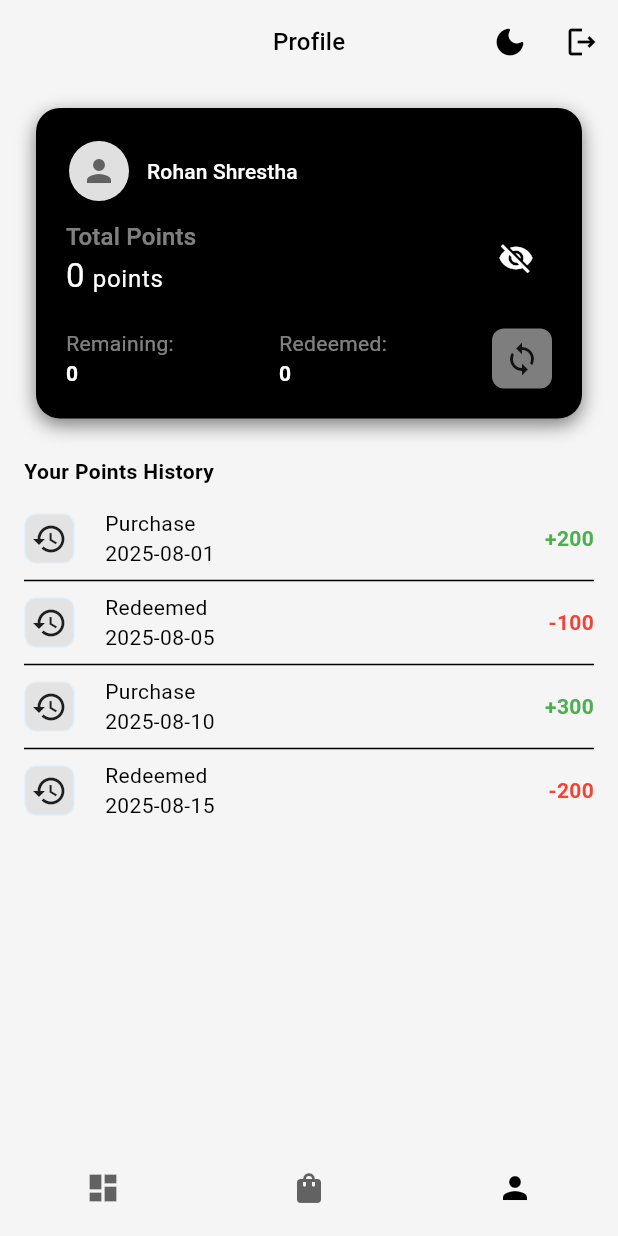
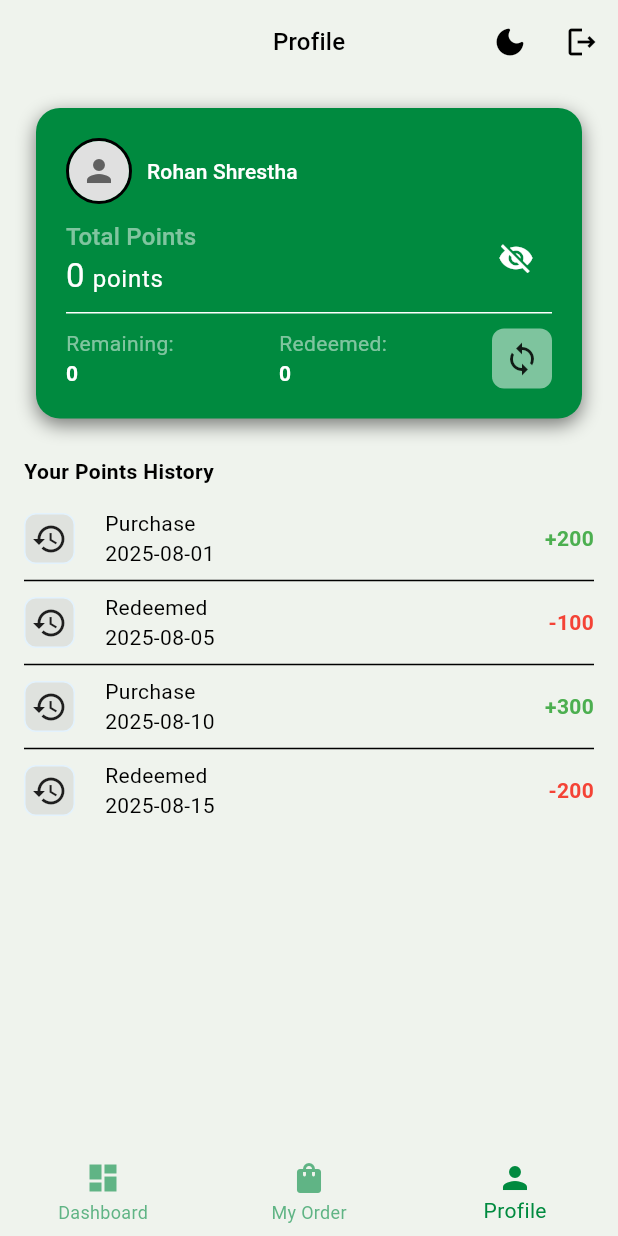
Before and after one commit to Gwachharukesh/membership_erp_app, a Flutter app: the DashboardNavigationHandler screen opened directly, item 3 of the bottom bar chosen, on a phone screen of 412 x 824 dp. Run offline on Flutter 3.47's test engine with Material 3 defaults, Android fonts, the phone set to English and light mode, and no system bars; drawn by our look-alikes of cached_network_image; our stand-ins replace bloc, device_info_plus, dio, equatable, flutter_bloc, flutter_easyloading and 6 more; missing offline and left inert: chucker_flutter, dio_smart_retry, nepali_utils, restart_app; accounts and stored records are empty; network calls fail.

Commit message:
feat: update authentication flow and onboarding navigation

```diff
--- a/lib/app_init/view_model/app_init_bloc.dart
+++ b/lib/app_init/view_model/app_init_bloc.dart
@@ -19,7 +19,7 @@ class AppInitBloc extends Bloc<AppInitEvent, AppInitState> {
             .get(SharedConstant.expires)
             ?.toString();
         if (sharedPreferencesService.getBool(SharedConstant.showOnboarding) ??
-            false) {
+            true) {
           add(AppInitNavigateToOnboarding());
         } else if (tokenExpireTime != null) {
           add(AppInitTokenValidated(tokenExpireTime));
@@ -35,6 +35,7 @@ class AppInitBloc extends Bloc<AppInitEvent, AppInitState> {
         emit(state.copyWith(status: AppInitStatus.navigateToOnboarding));
       }
     });
+
     on<AppInitTokenValidated>((event, emit) {
       try {
         bool isTokenValid = DateTimeUtils.isTokenExpired(
--- a/lib/auth/enums/user_type_enum.dart
+++ b/lib/auth/enums/user_type_enum.dart
@@ -38,7 +38,7 @@ extension UserTypeExtension on UserType {
       case UserType.member:
         return RouteHelper.dashboardView;
       default:
-        return RouteHelper.signinView;
+        return RouteHelper.signin;
     }
   }
 }
--- a/lib/auth/view_model/auth_bloc.dart
+++ b/lib/auth/view_model/auth_bloc.dart
@@ -10,7 +10,6 @@ import 'auth_state.dart';
 class AuthBloc extends Bloc<AuthEvent, AuthState> {
   final AuthRepository _repository;
   AuthBloc(this._repository) : super(AuthState()) {
-
     on<LoadData>((event, emit) {
       SharedPreferencesService shared = SharedPreferencesService();
       String? userName = shared.getString(SharedConstant.loginUserName);
@@ -21,7 +20,7 @@ class AuthBloc extends Bloc<AuthEvent, AuthState> {
       );
     });
 
-    on<Signin>((event, emit) async {
+    on<SigninUser>((event, emit) async {
       emit(state.copyWith(authState: AuthStatus.loading));
       try {
         final response = await _repository.signin(
--- a/lib/auth/view_model/auth_event.dart
+++ b/lib/auth/view_model/auth_event.dart
@@ -7,7 +7,7 @@ class AuthEvent extends Equatable {
   List<Object> get props => [];
 }
 
-class Signin extends AuthEvent {}
+class SigninUser extends AuthEvent {}
 
 class OnRememberMeChanged extends AuthEvent {
   const OnRememberMeChanged({required this.status});
--- a/lib/auth/view_model/auth_state.dart
+++ b/lib/auth/view_model/auth_state.dart
@@ -43,7 +43,7 @@ class AuthState extends Equatable {
     bool? agreePolicy,
   }) {
     return AuthState(
-      username: userName ?? this.username,
+      username: userName ?? username,
       password: password ?? this.password,
       dbCode: dbCode ?? this.dbCode,
       authState: authState ?? this.authState,
--- a/lib/common/widgets/custom_profile.dart
+++ b/lib/common/widgets/custom_profile.dart
@@ -33,7 +33,12 @@ class CustomProfileIcon extends StatelessWidget {
           },
       child: Container(
         decoration: BoxDecoration(
-          border: Border.all(width: 2, color: Colors.black),
+          border: Border.all(
+            width: 2,
+            color: theme.brightness == Brightness.dark
+                ? Colors.white
+                : Colors.black,
+          ),
           borderRadius: BorderRadius.circular(size / 1.5),
         ),
         child: ClipRRect(
--- a/lib/config/routes/routes.dart
+++ b/lib/config/routes/routes.dart
@@ -11,6 +11,7 @@ import 'route_not_found_view.dart';
 class RouteHelper {
   static const String appInit = AppInit.routeName;
   static const String onboardingView = OnboardingView.routeName;
+  static const String signin = Signin.routeName;
   static const String signinView = SigninView.routeName;
   static const String signupView = SignupView.routeName;
   static const String dashboardView = DashboardNavigationHandler.routeName;
@@ -23,6 +24,8 @@ class RouteHelper {
         return _slideTransition(const AppInit());
       case onboardingView:
         return _slideTransition(const OnboardingView());
+      case signin:
+        return _slideTransition(Signin());
       case signinView:
         return _slideTransition(SigninView());
       case signupView:
--- a/lib/config/theme/app_theme.dart
+++ b/lib/config/theme/app_theme.dart
@@ -4,8 +4,8 @@ class AppThemes {
   // Light Theme
   static final ThemeData lightTheme = ThemeData(
     brightness: Brightness.light,
-    primaryColor: Colors.black,
-    scaffoldBackgroundColor: Color(0xFFF5F5F5),
+    primaryColor: Color(0xFF008A3F),
+    scaffoldBackgroundColor: Color(0xFFEFF3ED),
     appBarTheme: const AppBarTheme(
       backgroundColor: Colors.white,
       foregroundColor: Colors.black, // text & icons
@@ -16,14 +16,14 @@ class AppThemes {
       bodyMedium: TextStyle(color: Colors.black),
     ),
     colorScheme: const ColorScheme.light(
-      primary: Colors.black,
+      primary: Color(0xFF008A3F),
       onPrimary: Colors.white,
       surface: Color(0xFFFDFDFD),
       onSurface: Colors.black,
     ),
     elevatedButtonTheme: ElevatedButtonThemeData(
       style: ElevatedButton.styleFrom(
-        backgroundColor: Colors.black,
+        backgroundColor: Color(0xFF008A3F),
         foregroundColor: Colors.white,
       ),
     ),
@@ -32,10 +32,10 @@ class AppThemes {
   // Dark Theme
   static final ThemeData darkTheme = ThemeData(
     brightness: Brightness.dark,
-    primaryColor: Colors.orange,
-    scaffoldBackgroundColor: Colors.black,
+    primaryColor: Color(0xFF95E0A5),
+    scaffoldBackgroundColor: Color(0xFF181F1B),
     appBarTheme: const AppBarTheme(
-      backgroundColor: Colors.black,
+      backgroundColor: Color(0xFF181F1B),
       foregroundColor: Colors.white,
       elevation: 0,
     ),
@@ -44,7 +44,7 @@ class AppThemes {
       bodyMedium: TextStyle(color: Colors.white),
     ),
     colorScheme: const ColorScheme.dark(
-      primary: Colors.orange,
+      primary: Color(0xFF95E0A5),
       onPrimary: Colors.white,
       surface: Color(0xFF121212),
 
@@ -52,7 +52,7 @@ class AppThemes {
     ),
     elevatedButtonTheme: ElevatedButtonThemeData(
       style: ElevatedButton.styleFrom(
-        backgroundColor: Colors.orange,
+        backgroundColor: Color(0xFF95E0A5),
         foregroundColor: Colors.white,
       ),
     ),
--- a/lib/features/dashboard/views/profile_view.dart
+++ b/lib/features/dashboard/views/profile_view.dart
@@ -23,7 +23,6 @@ class ProfileView extends StatelessWidget {
 
   @override
   Widget build(BuildContext context) {
-    print("Building proile");
     final theme = Theme.of(context);
     return SingleChildScrollView(
       padding: const EdgeInsets.all(16),
--- a/lib/features/dashboard/widgets/dashboard_bottom_navigation_bar_widget.dart
+++ b/lib/features/dashboard/widgets/dashboard_bottom_navigation_bar_widget.dart
@@ -15,13 +15,16 @@ class DashboardBottomNavigationBar extends StatelessWidget {
     return ValueListenableBuilder(
       valueListenable: _selectedIndex,
       builder: (context, value, child) {
-        return BottomNavigationBar(
+        return Theme(
+          data: Theme.of(context).copyWith(
+            splashColor: Colors.transparent,
+            highlightColor: Colors.transparent,
+          ),
+          child: BottomNavigationBar(
             landscapeLayout: BottomNavigationBarLandscapeLayout.spread,
             backgroundColor: Colors.transparent,
             elevation: 0,
             type: BottomNavigationBarType.fixed,
-          showSelectedLabels: false, // hides selected labels
-          showUnselectedLabels: false, // hides unselected labels
             currentIndex: _selectedIndex.value,
             onTap: (val) {
               _selectedIndex.value = val;
@@ -33,16 +36,16 @@ class DashboardBottomNavigationBar extends StatelessWidget {
                 icon: Icon(Icons.dashboard),
                 label: "Dashboard",
               ),
-            // BottomNavigationBarItem(
-            //   icon: Icon(Icons.card_giftcard),
-            //   label: "Voucher",
-            // ),
               BottomNavigationBarItem(
                 icon: Icon(Icons.shopping_bag),
                 label: "My Order",
               ),
-            BottomNavigationBarItem(icon: Icon(Icons.person), label: "Profile"),
+              BottomNavigationBarItem(
+                icon: Icon(Icons.person),
+                label: "Profile",
+              ),
             ],
+          ),
         );
       },
     );
--- a/lib/features/dashboard/widgets/dashboard_content.dart
+++ b/lib/features/dashboard/widgets/dashboard_content.dart
@@ -1,6 +1,5 @@
 import 'package:flutter/material.dart';
 import 'package:membership_erp_app/features/order/views/my_order_view.dart';
-import 'package:membership_erp_app/features/dashboard/views/voucher_view.dart';
 
 import '../views/dashboard_view.dart';
 import '../views/profile_view.dart';
--- a/lib/features/dashboard/widgets/points_summary_card.dart
+++ b/lib/features/dashboard/widgets/points_summary_card.dart
@@ -160,7 +160,7 @@ class _PointsSummaryCard extends State<PointsSummaryCard>
                 ),
               ),
 
-              const Divider(height: 1),
+              const Divider(height: 1, color: Colors.white),
 
               const SizedBox(height: 10),
 
--- a/lib/features/onboarding/views/onboarding_view.dart
+++ b/lib/features/onboarding/views/onboarding_view.dart
@@ -141,7 +141,7 @@ class _OnboardingViewState extends State<OnboardingView> {
                           prefs.setBool(SharedConstant.showOnboarding, false);
                           Navigator.pushReplacementNamed(
                             context,
-                            SigninView.routeName,
+                            Signin.routeName,
                           );
                         }
                       },
--- a/lib/main.dart
+++ b/lib/main.dart
@@ -43,14 +43,12 @@ class MyApp extends StatelessWidget {
     final NotificationRepository notificationRepository =
         NotificationRepositoryImpl();
     final OrderRepository orderRepository = OrderRepositoryImpl();
-    final AuthRepository authRepository = AuthRepository();
     return MultiBlocProvider(
       providers: [
         BlocProvider(
           create: (context) => NotificationBloc(notificationRepository),
         ),
         BlocProvider(create: (context) => OrderBloc(orderRepository)),
-        BlocProvider(create: (context) => AuthBloc(authRepository)),
       ],
       child: MaterialApp(
         debugShowCheckedModeBanner: false,
```
Also changed, not shown: lib/app_init/views/app_init_view.dart (+10 -4 lines), lib/auth/views/signin_view.dart (+24 -14 lines), lib/auth/views/signup_view.dart (+6 -1 lines), lib/common/utils/date_time_utils.dart (+13 -9 lines), lib/config/dio/auth_inceptor.dart (+44 -4 lines). Lines whose indentation alone changed are shown as unchanged.
